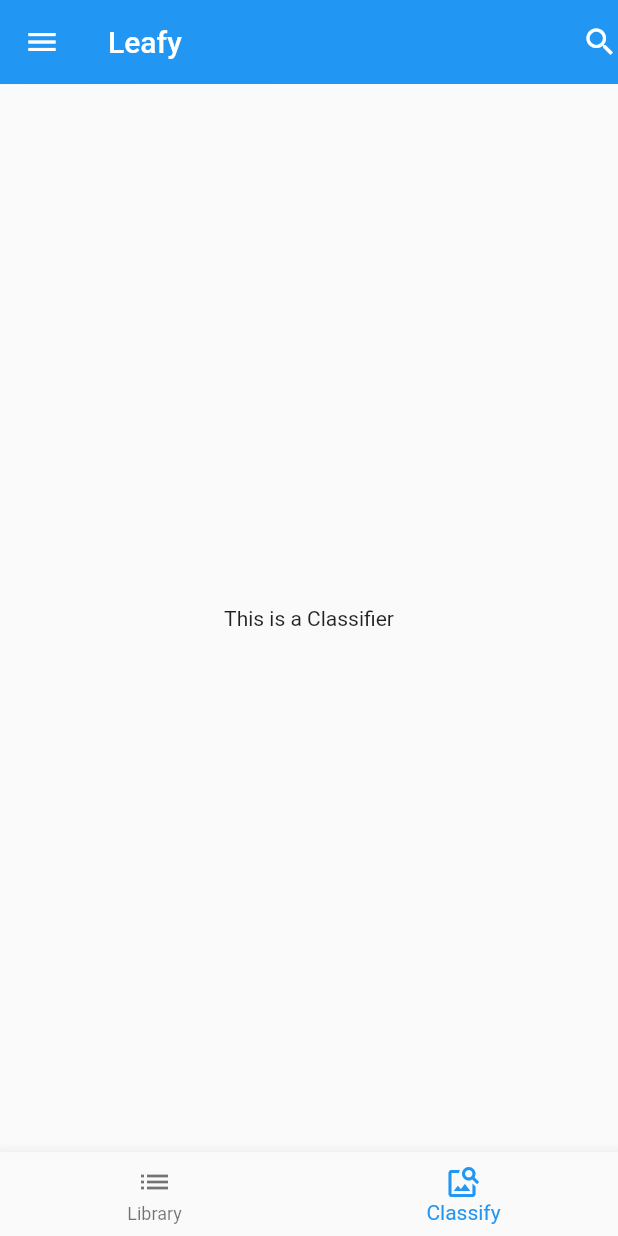
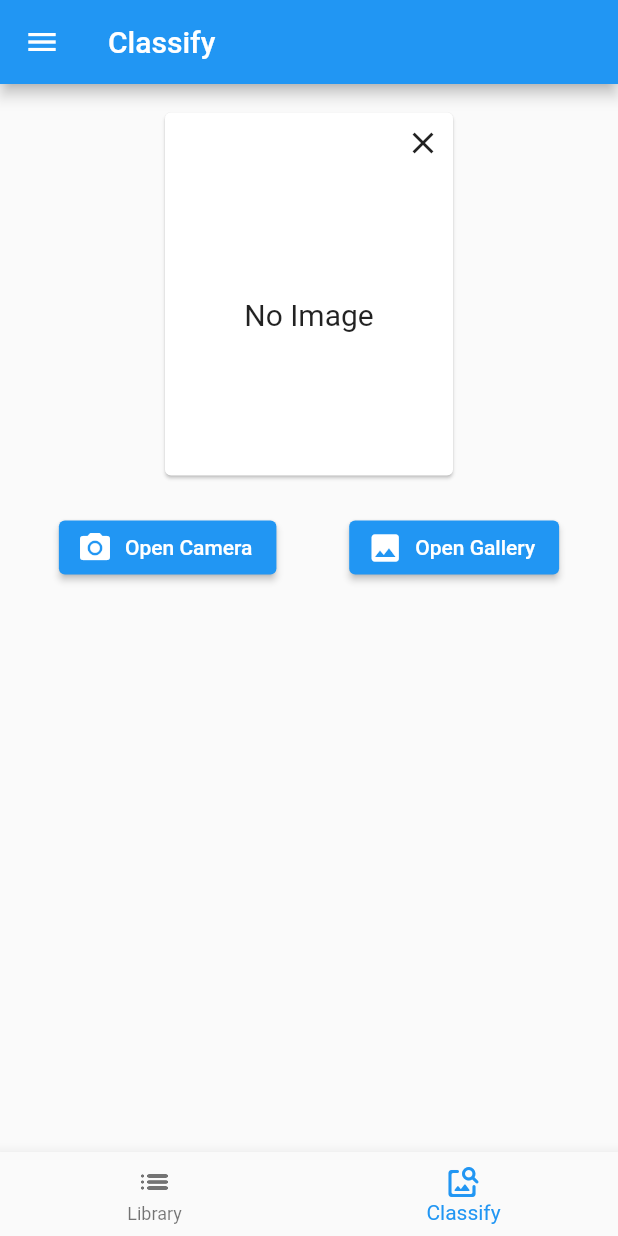
Before and after one commit to JuanLuther/Leafy, a Flutter app: the screen it shows after launch, item 2 of the bottom bar chosen, on a phone screen of 412 x 824 dp. Run offline on Flutter 3.47's test engine with Material 2 defaults, Android fonts, the phone set to English and light mode, and no system bars; our stand-ins replace dio, get, image_picker; network calls fail.

Commit message:
update for camera

```diff
--- a/lib/homecomponents/species.dart
+++ b/lib/homecomponents/species.dart
@@ -10,6 +10,7 @@ class Species extends StatelessWidget {
       child: Scaffold(
         body: ListView(children: [
           listElement(context, title: "title", subtitle: "subtitle"),
+          listElement(context, title: "title1", subtitle: "subtitle1"),
         ]),
       ),
     );
@@ -19,8 +20,7 @@ class Species extends StatelessWidget {
       {required String subtitle, required String title}) {
     return InkWell(
       onTap: () => Navigator.of(context).push(MaterialPageRoute(
-          builder: ((context) =>
-              const MyWidget(title: "A dog", subtitle: "A dog subtitle")))),
+          builder: ((context) => MyWidget(title: title, subtitle: subtitle)))),
       child: Card(
         child: ListTile(
           autofocus: true,
@@ -28,7 +28,6 @@ class Species extends StatelessWidget {
             padding: const EdgeInsets.all(2.0),
             child: Image.network(
               "https://images.dog.ceo/breeds/sharpei/noel.jpg",
-              height: 100,
             ),
           ),
           title: Text(title),
--- a/lib/homepage.dart
+++ b/lib/homepage.dart
@@ -1,7 +1,9 @@
-import 'package:dio/dio.dart';
 import 'package:flutter/material.dart';
 import 'package:leafy/views/classifier.dart';
 import 'package:leafy/views/library.dart';
+import 'package:leafy/views/sampleclassifier.dart';
+
+import 'homecomponents/drawer.dart';
 
 class MyHomePage extends StatefulWidget {
   const MyHomePage({Key? key, required this.title}) : super(key: key);
@@ -15,29 +17,15 @@ class _MyHomePageState extends State<MyHomePage> {
   int currentIndex = 0;
   List<Widget> views = const [
     Library(),
-    Classifier(),
+    // Classifier(),
+    Sample()
   ];
   String drawerImage = "https://images.dog.ceo/breeds/sharpei/noel.jpg";
 
   @override
-  void initState() {
-    super.initState();
-    // getDog();
-  }
-
-  getDog() async {
-    var response = await Dio().get("https://dog.ceo/api/breeds/image/random");
-    Map resp = response.data;
-    setState(() {
-      drawerImage = resp.entries.first.value;
-    });
-  }
-
-  @override
   Widget build(BuildContext context) {
     return Scaffold(
-      drawer: drawer(),
-      appBar: appBar(),
+      drawer: const TheDrawer(),
       body: Center(child: views[currentIndex]),
       bottomNavigationBar: bottomNavigationBar(),
     );
@@ -51,82 +39,15 @@ class _MyHomePageState extends State<MyHomePage> {
         setState(() => currentIndex = value),
       },
       items: const [
-        BottomNavigationBarItem(icon: Icon(Icons.list), label: "Library"),
         BottomNavigationBarItem(
-            icon: Icon(Icons.image_search), label: "Classify"),
+          label: "Library",
+          icon: Icon(Icons.list_rounded),
+        ),
+        BottomNavigationBarItem(
+          icon: Icon(Icons.image_search_rounded),
+          label: "Classify",
+        ),
       ],
     );
   }
-
-  AppBar appBar() {
-    return AppBar(
-      elevation: 0.1,
-      title: Text(widget.title),
-      actions: const [Icon(Icons.search)],
-    );
-  }
-
-  Widget drawer() {
-    return Drawer(
-      child: ListView(
-        padding: EdgeInsets.zero,
-        children: [
-          DrawerHeader(
-              decoration: const BoxDecoration(color: Colors.blue),
-              child: Column(
-                children: [
-                  CircleAvatar(
-                    backgroundColor: Colors.white,
-                    radius: 45,
-                    child: CircleAvatar(
-                      backgroundColor: Colors.white,
-                      radius: 40,
-                      backgroundImage: NetworkImage(drawerImage),
-                    ),
-                  ),
-                  const SizedBox(
-                    height: 5,
-                  ),
-                  const Text(
-                    "Luther Hernando",
-                    style: TextStyle(
-                        color: Colors.white,
-                        fontSize: 25,
-                        fontWeight: FontWeight.bold),
-                  ),
-                ],
-              )),
-          Column(
-            children: [
-              listTile(icon: Icons.person, title: "Profile"),
-              listTile(icon: Icons.settings, title: "Settings"),
-              listTile(icon: Icons.notifications, title: "Notifications"),
-              listTile(icon: Icons.help, title: "Help"),
-              listTile(icon: Icons.info, title: "About Us"),
-              listTile(icon: Icons.logout, title: "Log Out"),
-            ],
-          ),
-        ],
-      ),
-    );
-  }
-
-  Widget listTile({
-    required IconData icon,
-    required String title,
-  }) {
-    return ListTile(
-      leading: Icon(
-        icon,
-        size: 25,
-      ),
-      title: Text(
-        title,
-        style: const TextStyle(fontSize: 17),
-      ),
-      onTap: () {
-        Navigator.pop(context);
-      },
-    );
-  }
 }
--- a/lib/main.dart
+++ b/lib/main.dart
@@ -1,5 +1,6 @@
 import 'package:flutter/material.dart';
 import 'package:leafy/homepage.dart';
+import 'package:get/get.dart';
 
 void main() {
   runApp(const MyApp());
@@ -7,15 +8,12 @@ void main() {
 
 class MyApp extends StatelessWidget {
   const MyApp({Key? key}) : super(key: key);
-  final Color defaultColor = const Color.fromRGBO(58, 66, 86, 1.0);
   @override
   Widget build(BuildContext context) {
-    return MaterialApp(
+    return const GetMaterialApp(
+      debugShowCheckedModeBanner: false,
       title: 'Leafy',
-      theme: ThemeData(
-        primaryColor: defaultColor,
-      ),
-      home: const MyHomePage(
+      home: MyHomePage(
         title: 'Leafy',
       ),
     );
--- /dev/null
+++ b/lib/views/sampleclassifier.dart
@@ -0,0 +1,185 @@
+import 'dart:io';
+
+import 'package:path/path.dart' as path;
+import 'package:dio/dio.dart';
+import 'package:flutter/material.dart';
+import 'package:image_picker/image_picker.dart';
+import 'package:leafy/homecomponents/drawer.dart';
+
+class Sample extends StatefulWidget {
+  const Sample({Key? key}) : super(key: key);
+
+  @override
+  State<Sample> createState() => _SampleState();
+}
+
+class _SampleState extends State<Sample> {
+  var imagePicker;
+
+  var _image;
+
+  bool isResultVisible = false;
+  @override
+  void initState() {
+    imagePicker = ImagePicker();
+    super.initState();
+  }
+
+  @override
+  Widget build(BuildContext context) {
+    return Scaffold(
+      drawer: const TheDrawer(),
+      appBar: AppBar(title: const Text("Classify")),
+      body: ListView(
+        padding: const EdgeInsets.all(15.0),
+        children: [
+          // image placeholder
+          imagePlaceholder(),
+          const SizedBox(
+            height: 10,
+          ),
+          Column(
+            children: [
+              // classification list results
+              isResultVisible && _image != null
+                  ? SizedBox(
+                      height: 200,
+                      child: ListView(
+                        children: const [
+                          Card(
+                              child: ListTile(
+                            title: Text("Top 1"),
+                            subtitle: Text("Probability: 30%"),
+                          )),
+                          Card(child: ListTile(title: Text("Top 2"))),
+                          Card(child: ListTile(title: Text("Top 3"))),
+                          Card(child: ListTile(title: Text("Top 4"))),
+                          Card(child: ListTile(title: Text("Top 5"))),
+                        ],
+                      ),
+                    )
+                  : Container(),
+              // classify button
+              _image != null
+                  ? ElevatedButton(
+                      onPressed: () => {
+                        // if _image is null disable this button
+                        sendImage(),
+                        // classifyImage(),
+                        setState(() {
+                          isResultVisible = true;
+                        }),
+                      },
+                      child: const Text("Classify"),
+                    )
+                  : Container(),
+              const SizedBox(height: 10),
+              imageSource()
+            ],
+          )
+        ],
+      ),
+    );
+  }
+
+// FormData is used as a data type of a file to be posted to the server
+// FormData is a Multipart thus:
+  void sendImage() async {
+    FormData formData = FormData.fromMap({
+      "image": await MultipartFile.fromFile(_image.path,
+          filename: path.basename(_image.path)),
+    });
+    var response = await Dio().post(
+      // "https://juanl.pythonanywhere.com/classifiers/get-image",
+      "https://juanl.pythonanywhere.com/classifiers/classify",
+      data: formData,
+    );
+    print(response.data);
+  }
+
+  void classifyImage() async {
+    var response = await Dio()
+        .get("https://juanl.pythonanywhere.com/classifiers/classify");
+    print(response.data);
+  }
+
+  Row imageSource() {
+    return Row(
+      mainAxisAlignment: MainAxisAlignment.spaceAround,
+      children: [
+        ElevatedButton.icon(
+            label: const Text("Open Camera"),
+            onPressed: () => openDevice(ImageSource.camera),
+            icon: const Icon(Icons.camera_alt)),
+        ElevatedButton.icon(
+            label: const Text("Open Gallery"),
+            onPressed: () => openDevice(ImageSource.gallery),
+            icon: const Icon(Icons.photo)),
+      ],
+    );
+  }
+
+  Center imagePlaceholder() {
+    return Center(
+      child: Stack(children: [
+        SizedBox(
+          height: 250,
+          width: 200,
+          child: (_image == null)
+              ? Card(
+                  child: Padding(
+                    padding: const EdgeInsets.fromLTRB(8.0, 35.0, 8.0, 8.0),
+                    child: Container(
+                        width: 250,
+                        decoration: BoxDecoration(
+                          borderRadius: BorderRadius.circular(10),
+                          // color: Colors.white,
+                        ),
+                        child: const Center(
+                            child: Text(
+                          "No Image",
+                          style: TextStyle(fontSize: 20),
+                        ))),
+                  ),
+                )
+              : Card(
+                  child: Padding(
+                    padding: const EdgeInsets.fromLTRB(8.0, 35.0, 8.0, 8.0),
+                    child: Image.file(
+                      _image,
+                      fit: BoxFit.contain,
+                    ),
+                  ),
+                ),
+        ),
+        // remove image
+        Positioned(
+          right: 0,
+          child: IconButton(
+            onPressed: () => setState(() {
+              _image = null;
+              isResultVisible = false;
+            }),
+            icon: const Icon(
+              Icons.close,
+            ),
+            // color: Colors.white,
+          ),
+        ),
+      ]),
+    );
+  }
+
+  void openDevice(ImageSource source) async {
+    XFile? image = await imagePicker.pickImage(
+        source: source,
+        imageQuality: 50,
+        preferredCameraDevice: CameraDevice.rear);
+    if (image != null) {
+      setState(() {
+        isResultVisible = false;
+        _image = File(image.path);
+      });
+    }
+  }
+}
--- a/pubspec.yaml
+++ b/pubspec.yaml
@@ -27,6 +27,9 @@ environment:
 # the latest version available on pub.dev. To see which dependencies have newer
 # versions available, run `flutter pub outdated`.
 dependencies:
+  get:
+  image_picker: ^0.8.5+3
+  http:
   flutter:
     sdk: flutter
   # The following adds the Cupertino Icons font to your application.
```
Also changed, not shown: lib/homecomponents/drawer.dart (added, +98 -0 lines), lib/homecomponents/family.dart (added, +24 -0 lines), lib/homecomponents/genus.dart (added, +39 -0 lines), lib/homecomponents/plant.dart (added, +67 -0 lines), lib/singleton.dart (added, +8 -0 lines), lib/views/classifier.dart (+130 -1 lines), lib/views/library.dart (+10 -21 lines), pubspec.lock.
